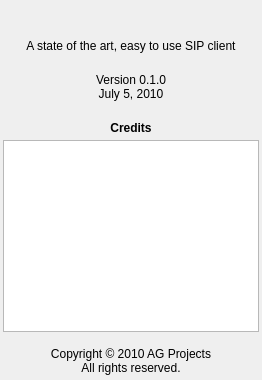
Before: the Qt Designer form resources/about_panel.ui in pol51/blink-qt, drawn with Qt 5.
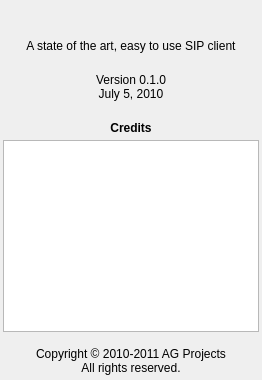
After: the same form once the commit is applied. Icons and pictures are not drawn.

Commit message:
Update copyright years
Ignore-this: aa592b8af34d47840d329d98d8dc2b0e

darcs-hash:20110228195318-58252-09cbd6641cc6c68322adf3030ba8001f4bdb51bb

Patch:
```diff
--- a/resources/about_panel.ui
+++ b/resources/about_panel.ui
@@ -144,7 +144,7 @@
    <item>
     <widget class="QLabel" name="copyright">
      <property name="text">
-      <string>Copyright © 2010 AG Projects
+      <string>Copyright © 2010-2011 AG Projects
 All rights reserved.</string>
      </property>
      <property name="alignment">
```
